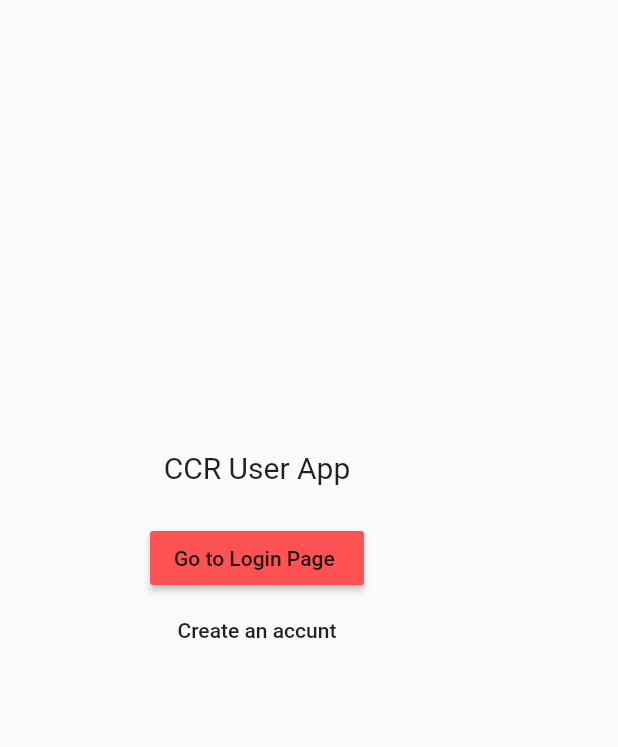
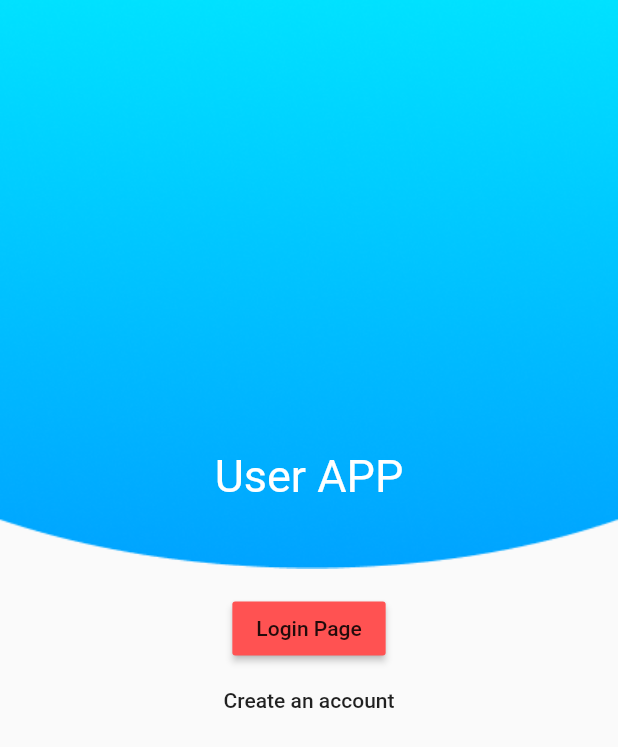
Before and after one commit to mehedimithu/patient_app_UI, a Flutter app: the screen it shows after launch, on a phone screen of 412 x 824 dp. Shown: the top 747 px of the screen. Run offline on Flutter 3.47's test engine with Material 2 defaults, Android fonts, the phone set to English and light mode, and no system bars; our stand-ins replace bloc, equatable, firebase_auth, firebase_core, flutter_bloc; accounts and stored records are empty.

Commit message:
login & signup are working

```diff
--- a/lib/auth/bloc/auth_bloc.dart
+++ b/lib/auth/bloc/auth_bloc.dart
@@ -1,5 +1,4 @@
 import 'dart:async';
-import 'dart:math';
 
 import 'package:bloc/bloc.dart';
 import 'package:equatable/equatable.dart';
--- a/lib/auth/home/model/url.dart
+++ /dev/null
@@ -1,4 +0,0 @@
-
-class Strings{
-  static String patientProfile_url ="https://ccr-dev.cmedhealth.com/api/v1/doctor/1212/patients-shortInfo/paginated?page=0&size=10&access_token=0afbcf58-e537-4bfa-8290-7d4d436249be";
-}
--- a/lib/auth/login/bloc/login_bloc.dart
+++ b/lib/auth/login/bloc/login_bloc.dart
@@ -17,10 +17,11 @@ class LoginBloc extends Bloc<LoginEvent, LoginState> {
   Stream<LoginState> mapEventToState(
     LoginEvent event,
   ) async* {
-    if (event is SigninButtonWasPressed) {
+    if (event is LoginButtonWasPressed) {
       yield LoginLoading();
       try {
         var user = await loginRepo.login(event.email, event.password);
+        yield LoginSucced(user: user);
       } catch (e) {
         yield LoginFaild(message: e.toString());
       }
--- a/lib/auth/login/bloc/login_event.dart
+++ b/lib/auth/login/bloc/login_event.dart
@@ -7,7 +7,7 @@ abstract class LoginEvent extends Equatable {
   List<Object> get props => [];
 }
 
-class SigninButtonWasPressed extends LoginEvent {
+class LoginButtonWasPressed extends LoginEvent {
   String email, password;
-  SigninButtonWasPressed({@required this.email, @required this.password});
+  LoginButtonWasPressed({@required this.email, @required this.password});
 }
--- a/lib/auth/signup/bloc/signup_bloc.dart
+++ b/lib/auth/signup/bloc/signup_bloc.dart
@@ -4,15 +4,16 @@ import 'package:bloc/bloc.dart';
 import 'package:equatable/equatable.dart';
 import 'package:firebase_auth/firebase_auth.dart';
 import 'package:flutter/material.dart';
+import 'package:user_app/auth/login/repositories/login_repository.dart';
 import 'package:user_app/auth/signup/repositories/signup_repository.dart';
 
 part 'signup_event.dart';
 part 'signup_state.dart';
 
 class SignupBloc extends Bloc<SignupEvent, SignupState> {
-  SignupRepo signupRepo;
+  LoginRepo loginRepo;
 
-  SignupBloc({this.signupRepo}) : super(SignupInitial());
+  SignupBloc({this.loginRepo}) : super(SignupInitial());
 
   @override
   Stream<SignupState> mapEventToState(
@@ -21,7 +22,7 @@ class SignupBloc extends Bloc<SignupEvent, SignupState> {
     if (event is SignupButtonWasPressed) {
       yield SignupLoading();
       try {
-        var user = await signupRepo.signUp(event.email, event.password);
+        var user = await loginRepo.signUp(event.email, event.password);
         yield SignupSucced(user: user);
       } catch (e) {
         yield SignupFailed(message: e.toString());
--- a/lib/main.dart
+++ b/lib/main.dart
@@ -2,11 +2,11 @@ import 'package:firebase_core/firebase_core.dart';
 import 'package:flutter/material.dart';
 import 'package:flutter/services.dart';
 import 'package:flutter_bloc/flutter_bloc.dart';
-import 'package:get/get_navigation/get_navigation.dart';
+import 'package:user_app/auth/login/bloc/login_bloc.dart';
+import 'package:user_app/auth/login/repositories/login_repository.dart';
 import 'package:user_app/auth/login/ui/splash_screen.dart';
 import 'package:user_app/auth/signup/bloc/signup_bloc.dart';
 import 'package:user_app/auth/signup/signup.dart';
-
 import 'auth/bloc/auth_bloc.dart';
 import 'auth/login/ui/login.dart';
 
@@ -25,10 +25,13 @@ class MyApp extends StatelessWidget {
     return MultiBlocProvider(
       providers: [
         BlocProvider(
-          create: (context) => AuthBloc(),
+          create: (context) => AuthBloc(loginRepo: LoginRepo()),
         ),
         BlocProvider(
-          create: (context) => SignupBloc(),
+          create: (context) => SignupBloc(loginRepo: LoginRepo()),
+        ),
+        BlocProvider(
+          create: (context) => LoginBloc(loginRepo: LoginRepo()),
         ),
       ],
       child: MaterialApp(
@@ -60,21 +63,37 @@ class _WelcomePageState extends State<WelcomePage> {
           return LoginPage();
         }
         return Scaffold(
-          body: Padding(
-            padding: const EdgeInsets.only(top: 300, left: 100, right: 100),
+          body: Stack(
+            children: [
+              Container(
+                decoration: BoxDecoration(
+                  image: DecorationImage(
+                    alignment: Alignment.topCenter,
+                    image: AssetImage('assets/images/background.png'),
+                    fit: BoxFit.fitWidth,
+                  ),
+                ),
+              ),
+              Padding(
+                padding: const EdgeInsets.only(top: 300, left: 120, right: 120),
                 child: Column(
                   children: [
-                Text(
-                  'CCR User App',
-                  style: TextStyle(fontSize: 20),
+                    Container(
+                      child: Center(
+                          child: Text(
+                        "User APP",
+                        style: TextStyle(fontSize: 30, color: Colors.white),
+                      )),
                     ),
-                SizedBox(height: 25),
+                    SizedBox(height: 60),
                     RaisedButton(
                       onPressed: () {
-                    Navigator.push(context,
-                        MaterialPageRoute(builder: (context) => LoginPage()));
+                        Navigator.push(
+                            context,
+                            MaterialPageRoute(
+                                builder: (context) => LoginPage()));
                       },
-                  child: Text("Go to Login Page "),
+                      child: Text("Login Page"),
                       color: Colors.redAccent,
                     ),
                     FlatButton(
@@ -84,9 +103,11 @@ class _WelcomePageState extends State<WelcomePage> {
                               MaterialPageRoute(
                                   builder: (context) => SignupPage()));
                         },
-                    child: Text("Create an accunt"))
+                        child: Text("Create an account"))
                   ],
                 ),
+              ),
+            ],
           ),
         );
       },
```
Also changed, not shown: lib/auth/home/components/api.dart (deleted, +0 -23 lines), lib/auth/login/repositories/login_repository.dart (+25 -9 lines), lib/auth/login/ui/login.dart (+76 -39 lines), lib/auth/signup/components/custom_text_field.dart (added, +33 -0 lines), lib/auth/signup/signup.dart (+59 -1 lines), assets/icons/vector_7.png (added), assets/images/background.png. Lines whose indentation alone changed are shown as unchanged.
